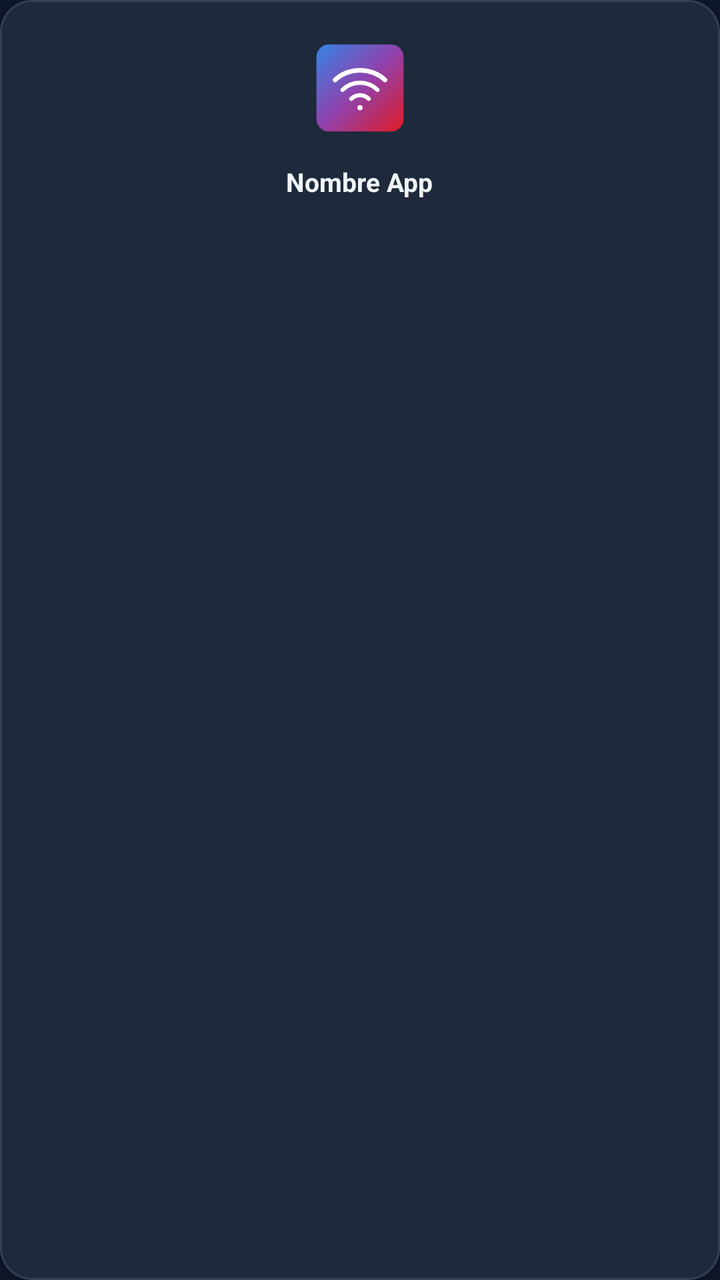
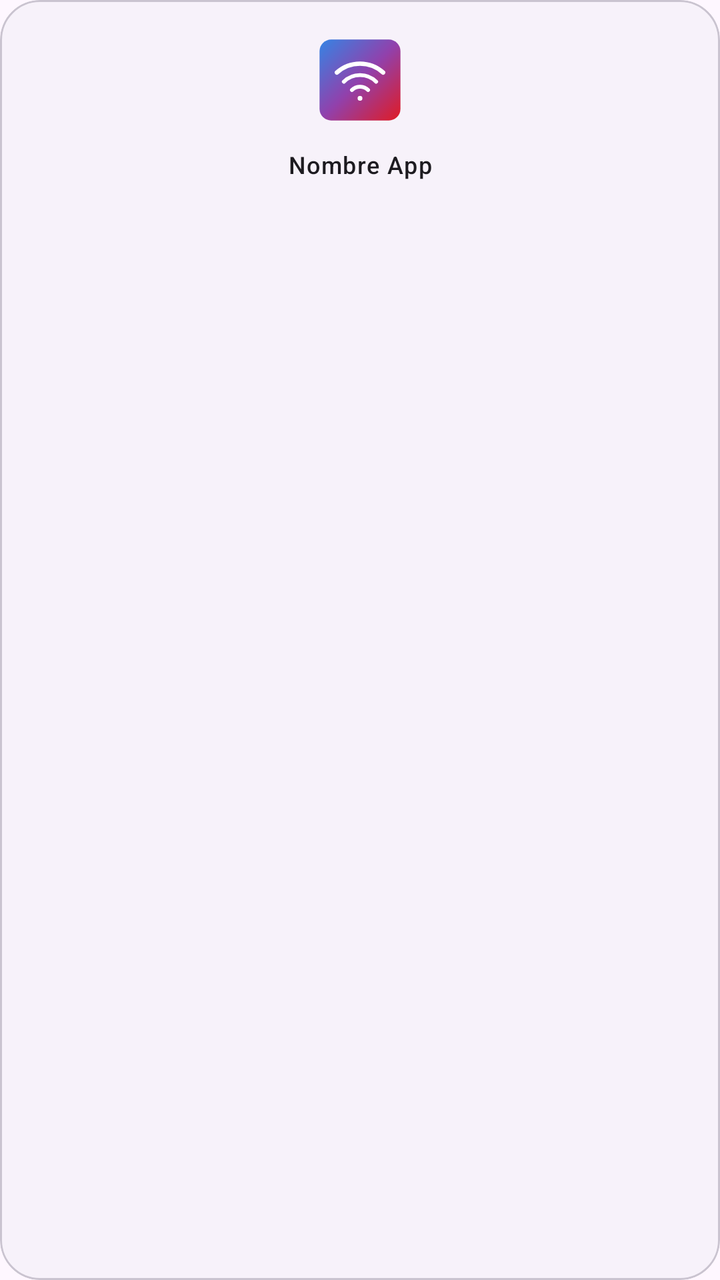

Before-and-after screenshots of an Android layout around one commit, followed by the original layout XML and the change that was made.
<!-- AndroidManifest.xml: application theme Theme.PulsarPhone -->
<!-- res/layout/item_pc_app.xml -->
<?xml version="1.0" encoding="utf-8"?>
<com.google.android.material.card.MaterialCardView xmlns:android="http://schemas.android.com/apk/res/android"
    xmlns:app="http://schemas.android.com/apk/res-auto"
    android:layout_width="match_parent"
    android:layout_height="wrap_content"
    android:layout_margin="8dp"
    android:clickable="true"
    android:focusable="true"
    app:cardBackgroundColor="@color/surface"
    app:cardCornerRadius="16dp"
    app:cardElevation="2dp"
    app:strokeColor="@color/card_stroke"
    app:strokeWidth="1dp">

    <LinearLayout
        android:layout_width="match_parent"
        android:layout_height="wrap_content"
        android:gravity="center"
        android:orientation="vertical"
        android:padding="16dp">

        <ImageView
            android:id="@+id/appIcon"
            android:layout_width="56dp"
            android:layout_height="56dp"
            android:contentDescription="@string/pc_apps_title"
            android:src="@drawable/ic_launcher" />

        <TextView
            android:id="@+id/appName"
            android:layout_width="wrap_content"
            android:layout_height="wrap_content"
            android:layout_marginTop="10dp"
            android:ellipsize="end"
            android:gravity="center"
            android:maxLines="2"
            android:text="Nombre App"
            android:textColor="@color/on_surface"
            android:textSize="13sp"
            android:textStyle="bold" />

    </LinearLayout>

</com.google.android.material.card.MaterialCardView>
<!-- resources referenced by this layout -->
<resources>
  <color name="card_stroke">#334155</color>
  <color name="on_surface">#F1F5F9</color>
  <color name="surface">#1E293B</color>
  <!-- drawable ic_launcher (drawable) -->
  <vector xmlns:android="http://schemas.android.com/apk/res/android"
      xmlns:aapt="http://schemas.android.com/aapt"
      android:width="108dp"
      android:height="108dp"
      android:viewportWidth="108"
      android:viewportHeight="108">
  
      
      <path
          android:pathData="M24,12 L84,12 A12,12 0 0,1 96,24 L96,84 A12,12 0 0,1 84,96 L24,96 A12,12 0 0,1 12,84 L12,24 A12,12 0 0,1 24,12 Z">
          <aapt:attr name="android:fillColor">
              <gradient
                  android:startX="12"
                  android:startY="12"
                  android:endX="96"
                  android:endY="96"
                  android:type="linear">
                  <item android:color="#3584e4" android:offset="0.0"/>
                  <item android:color="#9141ac" android:offset="0.5"/>
                  <item android:color="#e01b24" android:offset="1.0"/>
              </gradient>
          </aapt:attr>
      </path>
  
      
      
      <path
          android:strokeColor="#FFFFFF"
          android:strokeWidth="5"
          android:strokeLineCap="round"
          android:pathData="M54,73 L54.01,73"/>
  
      
      <path
          android:strokeColor="#FFFFFF"
          android:strokeWidth="4"
          android:strokeLineCap="round"
          android:fillColor="#00000000"
          android:pathData="M45.6,64.4 A12,12 0 0,1 62.4,64.4"/>
  
      
      <path
          android:strokeColor="#FFFFFF"
          android:strokeWidth="4"
          android:strokeLineCap="round"
          android:fillColor="#00000000"
          android:pathData="M37.2,55.8 A24,24 0 0,1 70.8,55.8"/>
  
      
      <path
          android:strokeColor="#FFFFFF"
          android:strokeWidth="4.5"
          android:strokeLineCap="round"
          android:fillColor="#00000000"
          android:pathData="M30,46.2 A36,36 0 0,1 78,46.2"/>
  
  </vector>
  <string name="pc_apps_title">Aplicaciones de Pulsar OS</string>
  <style name="Theme.PulsarPhone" parent="Theme.Material3.DayNight.NoActionBar">
          <item name="colorPrimary">@color/primary</item>
          <item name="colorSecondary">@color/secondary</item>
          <item name="android:statusBarColor">@color/background</item>
          <item name="android:windowBackground">@color/background</item>
      </style>
  <color name="primary">#0284C7</color>
  <color name="secondary">#38BDF8</color>
  <color name="background">#0F172A</color>
</resources>

<!-- the commit's change to res/layout/item_pc_app.xml (unified diff, before → after) -->
@@ -3,13 +3,13 @@
     xmlns:app="http://schemas.android.com/apk/res-auto"
     android:layout_width="match_parent"
     android:layout_height="wrap_content"
-    android:layout_margin="8dp"
+    android:layout_margin="6dp"
     android:clickable="true"
     android:focusable="true"
-    app:cardBackgroundColor="@color/surface"
-    app:cardCornerRadius="16dp"
-    app:cardElevation="2dp"
-    app:strokeColor="@color/card_stroke"
+    app:cardBackgroundColor="?attr/colorSurfaceContainerLow"
+    app:cardCornerRadius="20dp"
+    app:cardElevation="0dp"
+    app:strokeColor="?attr/colorOutlineVariant"
     app:strokeWidth="1dp">
 
     <LinearLayout
@@ -17,27 +17,26 @@
         android:layout_height="wrap_content"
         android:gravity="center"
         android:orientation="vertical"
-        android:padding="16dp">
+        android:padding="14dp">
 
         <ImageView
             android:id="@+id/appIcon"
-            android:layout_width="56dp"
-            android:layout_height="56dp"
+            android:layout_width="52dp"
+            android:layout_height="52dp"
             android:contentDescription="@string/pc_apps_title"
             android:src="@drawable/ic_launcher" />
 
         <TextView
             android:id="@+id/appName"
-            android:layout_width="wrap_content"
+            android:layout_width="match_parent"
             android:layout_height="wrap_content"
-            android:layout_marginTop="10dp"
+            android:layout_marginTop="8dp"
             android:ellipsize="end"
             android:gravity="center"
             android:maxLines="2"
             android:text="Nombre App"
-            android:textColor="@color/on_surface"
-            android:textSize="13sp"
-            android:textStyle="bold" />
+            android:textAppearance="?attr/textAppearanceLabelMedium"
+            android:textColor="?attr/colorOnSurface" />
 
     </LinearLayout>
 
<!-- resource entries referenced after the edit -->
@@ -1,8 +1,5 @@
 <!-- resources referenced by this layout -->
 <resources>
-  <color name="card_stroke">#334155</color>
-  <color name="on_surface">#F1F5F9</color>
-  <color name="surface">#1E293B</color>
   <!-- drawable ic_launcher (drawable) -->
   <vector xmlns:android="http://schemas.android.com/apk/res/android"
       xmlns:aapt="http://schemas.android.com/aapt"
@@ -63,13 +60,9 @@
   </vector>
   <string name="pc_apps_title">Aplicaciones de Pulsar OS</string>
   <style name="Theme.PulsarPhone" parent="Theme.Material3.DayNight.NoActionBar">
-          <item name="colorPrimary">@color/primary</item>
-          <item name="colorSecondary">@color/secondary</item>
-          <item name="android:statusBarColor">@color/background</item>
-          <item name="android:windowBackground">@color/background</item>
+          <item name="android:statusBarColor">?attr/colorSurface</item>
+          <item name="android:windowLightStatusBar">true</item>
+          <item name="android:navigationBarColor">?attr/colorSurface</item>
       </style>
-  <color name="primary">#0284C7</color>
-  <color name="secondary">#38BDF8</color>
-  <color name="background">#0F172A</color>
 </resources>
 
